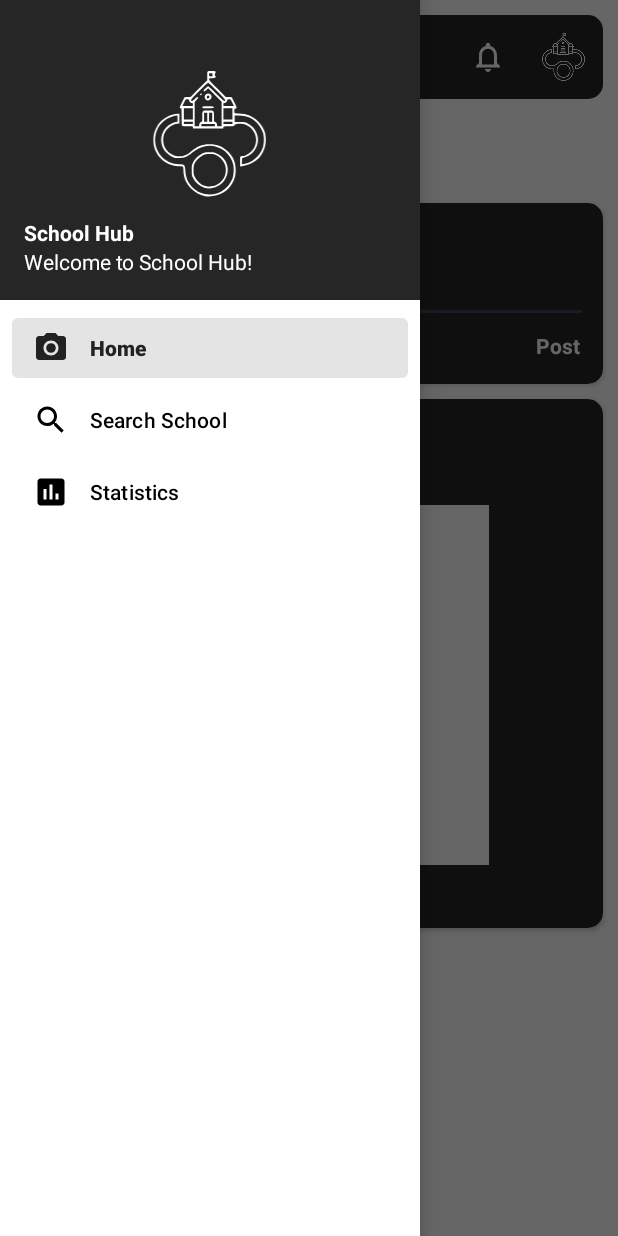
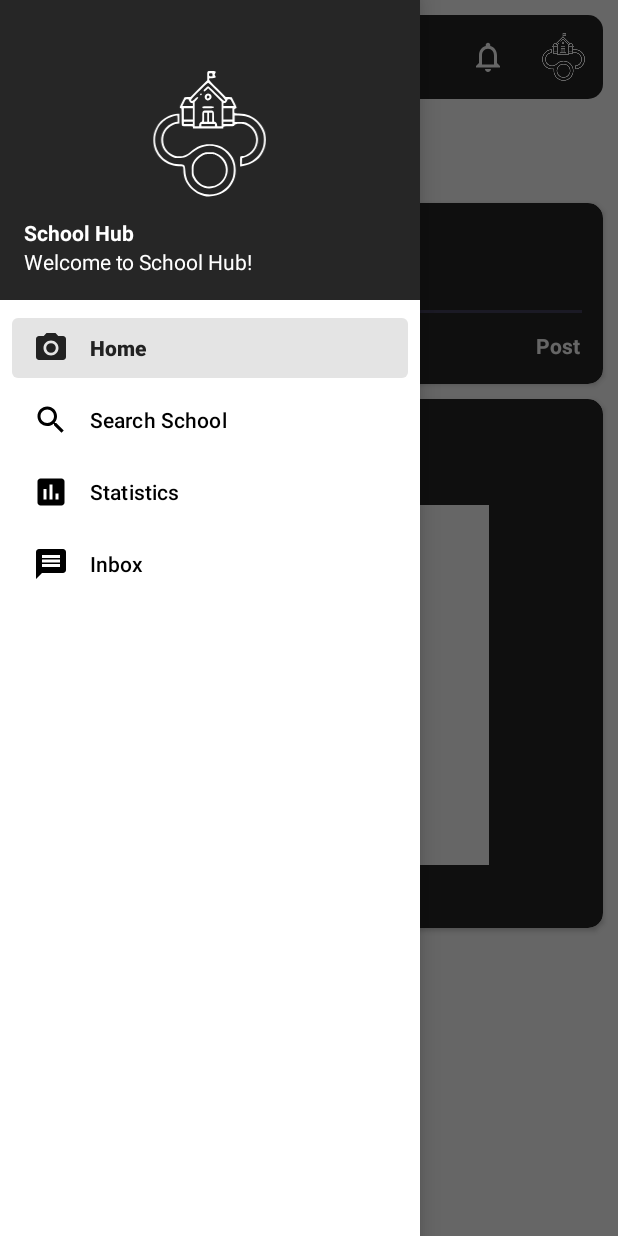
Before and after one commit to SaadShah11/School-Hub, an Android app: the HomePanel screen opened directly, with no data from a screen before it, with the side drawer open, on a phone screen of 412 x 824 dp. Run offline under Robolectric (Android 15) with nearby library versions, the phone set to English and light mode, and no system bars; our stand-ins replace CircleImageView, navigation-ui.

Commit message:
Screen Added

```diff
--- a/frontend/android/app/src/main/java/com/example/schoolhub/ui/search/SearchFragment.java
+++ b/frontend/android/app/src/main/java/com/example/schoolhub/ui/search/SearchFragment.java
@@ -61,7 +61,6 @@ public class SearchFragment extends Fragment implements OnMapReadyCallback {
         return root;
     }
 
-
     @Override
     public void onMapReady(GoogleMap googleMap) {
 //        googleMap.addMarker(new MarkerOptions().position(new LatLng(33.6376464, 73.1467503)).title("Current Location"));
--- /dev/null
+++ b/frontend/android/app/src/main/res/drawable/ic_baseline_message.xml
@@ -0,0 +1,10 @@
+<vector xmlns:android="http://schemas.android.com/apk/res/android"
+    android:width="24dp"
+    android:height="24dp"
+    android:viewportWidth="24"
+    android:viewportHeight="24"
+    android:tint="?attr/colorControlNormal">
+  <path
+      android:fillColor="@android:color/white"
+      android:pathData="M20,2L4,2c-1.1,0 -1.99,0.9 -1.99,2L2,22l4,-4h14c1.1,0 2,-0.9 2,-2L22,4c0,-1.1 -0.9,-2 -2,-2zM18,14L6,14v-2h12v2zM18,11L6,11L6,9h12v2zM18,8L6,8L6,6h12v2z"/>
+</vector>
--- a/frontend/android/app/src/main/res/menu/activity_main_drawer.xml
+++ b/frontend/android/app/src/main/res/menu/activity_main_drawer.xml
@@ -16,5 +16,9 @@
             android:id="@+id/nav_statistics"
             android:icon="@drawable/stats"
             android:title="@string/menu_statistics" />
+        <item
+            android:id="@+id/nav_inbox"
+            android:icon="@drawable/ic_baseline_message"
+            android:title="@string/menu_inbox" />
     </group>
 </menu>
--- a/frontend/android/app/src/main/res/navigation/mobile_navigation.xml
+++ b/frontend/android/app/src/main/res/navigation/mobile_navigation.xml
@@ -22,4 +22,9 @@
         android:name="com.example.schoolhub.ui.statistics.StatisticsFragment"
         android:label="@string/menu_statistics"
         tools:layout="@layout/fragment_statistics" />
+    <fragment
+        android:id="@+id/nav_inbox"
+        android:name="com.example.schoolhub.ui.inbox.InboxFragment"
+        android:label="@string/menu_inbox"
+        tools:layout="@layout/fragment_inbox" />
 </navigation>
--- a/frontend/android/app/src/main/res/values/strings.xml
+++ b/frontend/android/app/src/main/res/values/strings.xml
@@ -11,6 +11,7 @@
     <string name="menu_home">Home</string>
     <string name="menu_search">Search School</string>
     <string name="menu_statistics">Statistics</string>
+    <string name="menu_inbox">Inbox</string>
     <!-- TODO: Remove or change this placeholder text -->
     <string name="hello_blank_fragment">Hello blank fragment</string>
 
```
Also changed, not shown: frontend/android/app/src/main/java/com/example/schoolhub/ui/inbox/InboxFragment.java (added, +34 -0 lines), frontend/android/app/src/main/java/com/example/schoolhub/ui/inbox/InboxViewModel.java (added, +18 -0 lines), frontend/android/app/src/main/res/layout/fragment_inbox.xml (added, +21 -0 lines), 3 other files.
